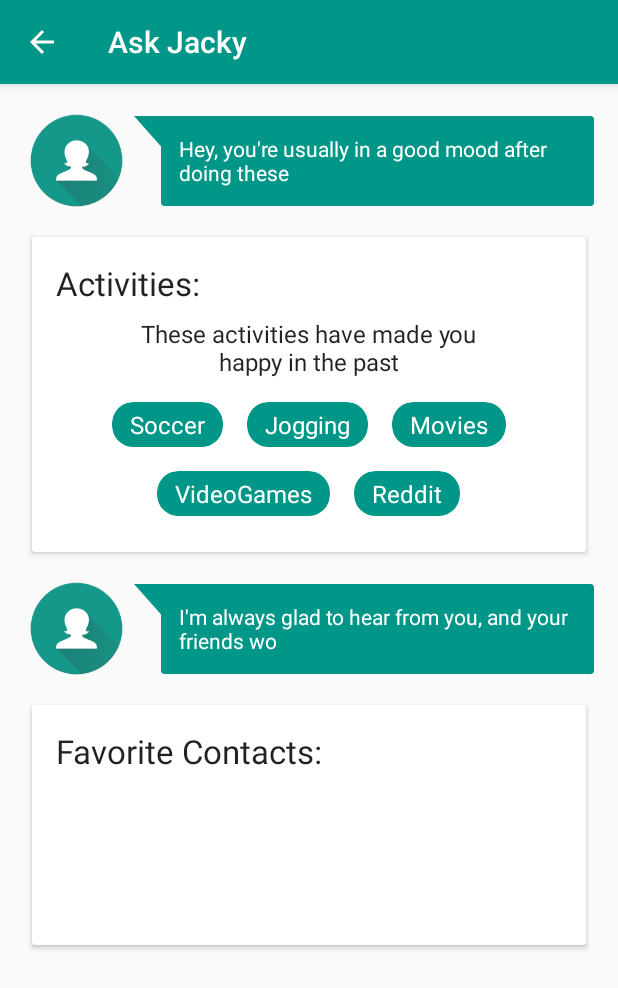
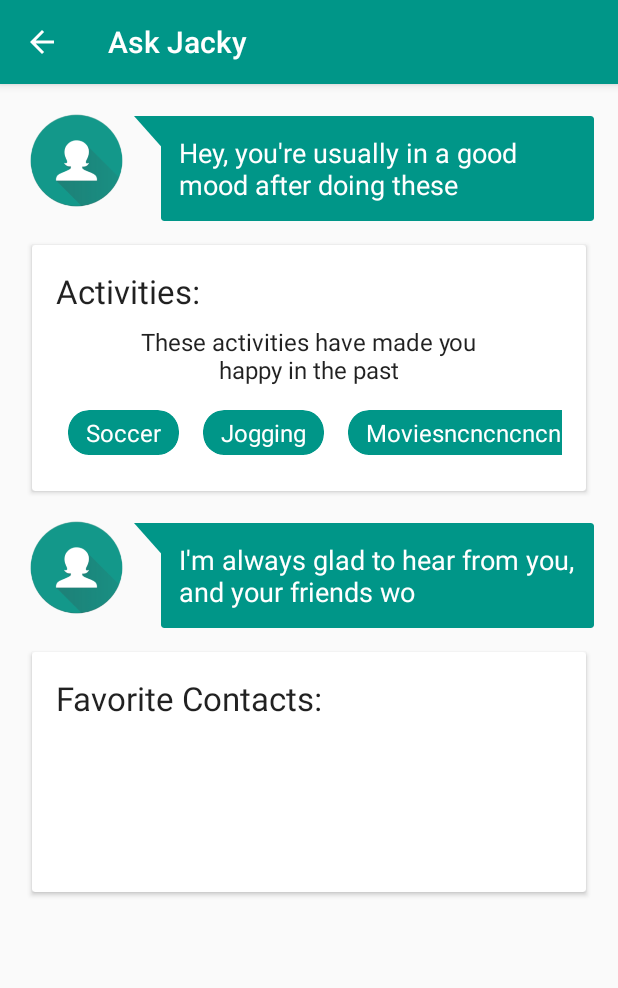
Before and after one commit to clairelee/dearjacky, an Android app: the RespondActivity screen opened directly, with no data from a screen before it, on a phone screen of 412 x 824 dp. Shown: the top 988 px of the screen. Run offline under Robolectric (Android 15) with nearby library versions, the phone set to English and light mode, and no system bars; 12 statements that could not run were skipped.

Commit message:
Updated
minor changes

```diff
--- a/DearJacky/mobile/src/main/java/com/dearjacky/EditResponseActivity.java
+++ b/DearJacky/mobile/src/main/java/com/dearjacky/EditResponseActivity.java
@@ -223,7 +223,7 @@ public class EditResponseActivity extends AppCompatActivity {
     @Override
     public boolean onCreateOptionsMenu(Menu menu) {
         // Inflate the menu; this adds items to the action bar if it is present.
-        Toast.makeText(EditResponseActivity.this, String.valueOf(timestamp), Toast.LENGTH_SHORT).show();
+//        Toast.makeText(EditResponseActivity.this, String.valueOf(timestamp), Toast.LENGTH_SHORT).show();
         if (newResponse){
             getMenuInflater().inflate(R.menu.menu, menu);
         }
@@ -274,7 +274,7 @@ public class EditResponseActivity extends AppCompatActivity {
                         Intent NLPintent = new Intent(this, NLPService.class);
                         startService(NLPintent);
                     }
-                    Toast.makeText(EditResponseActivity.this, "Response Saved! " + user_notes + " " + emotion + " " + user_intensity, Toast.LENGTH_SHORT).show();
+                    Toast.makeText(EditResponseActivity.this, "Response Saved!", Toast.LENGTH_SHORT).show();
                     onBackPressed();
                 }
                 return true;
--- a/DearJacky/mobile/src/main/res/layout/activity_respond.xml
+++ b/DearJacky/mobile/src/main/res/layout/activity_respond.xml
@@ -54,7 +54,7 @@
                         android:layout_height="match_parent"
                         android:id="@+id/event_name"
                         android:textColor="@color/text_white"
-                        android:textSize="14dp"
+                        android:textSize="18sp"
                         />
                 </LinearLayout>
 
@@ -100,11 +100,16 @@
                     android:layout_margin="8dp"/>
 
 
+                <HorizontalScrollView
+                    android:layout_width="match_parent"
+                    android:layout_height="match_parent"
+                    android:id="@+id/horizontalScrollView"
+                    android:layout_gravity="center_horizontal"
+                    android:scrollbars="none">
                     <LinearLayout
                         android:orientation="horizontal"
-                    android:layout_width="match_parent"
+                        android:layout_width="wrap_content"
                         android:layout_height="wrap_content"
-                    android:layout_gravity="center_horizontal"
                         android:gravity="center">
                         <android.support.v7.widget.CardView
                             android:layout_width="wrap_content"
@@ -164,18 +169,10 @@
                                 android:paddingLeft="12dp"
                                 android:paddingRight="12dp"
                                 android:textSize="16sp"
-                            android:text="Movies"
+                                android:text="Moviesncncncncnnc"
                                 android:id="@+id/keyword_3"
                                 android:textColor="@color/text_white"/>
                         </android.support.v7.widget.CardView>
-                </LinearLayout>
-
-                <LinearLayout
-                    android:orientation="horizontal"
-                    android:layout_width="match_parent"
-                    android:layout_height="wrap_content"
-                    android:layout_gravity="center_horizontal"
-                    android:gravity="center">
                         <android.support.v7.widget.CardView
                             android:layout_width="wrap_content"
                             android:layout_height="wrap_content"
@@ -193,7 +190,7 @@
                                 android:paddingRight="12dp"
                                 android:textSize="16sp"
                                 android:id="@+id/keyword_4"
-                            android:text="VideoGames"
+                                android:text="VideoGamesjjjcjcjc"
                                 android:textColor="@color/text_white"/>
                         </android.support.v7.widget.CardView>
 
@@ -218,9 +215,7 @@
                                 android:textColor="@color/text_white"/>
                         </android.support.v7.widget.CardView>
                     </LinearLayout>
-
-
-
+                    </HorizontalScrollView>
             </LinearLayout>
 
         </android.support.v7.widget.CardView>
@@ -267,7 +262,7 @@
                         android:layout_height="match_parent"
                         android:id="@+id/jacky_text2"
                         android:textColor="@color/text_white"
-                        android:textSize="14dp"
+                        android:textSize="18sp"
                         />
                 </LinearLayout>
 
```
Lines whose indentation alone changed are shown as unchanged.
